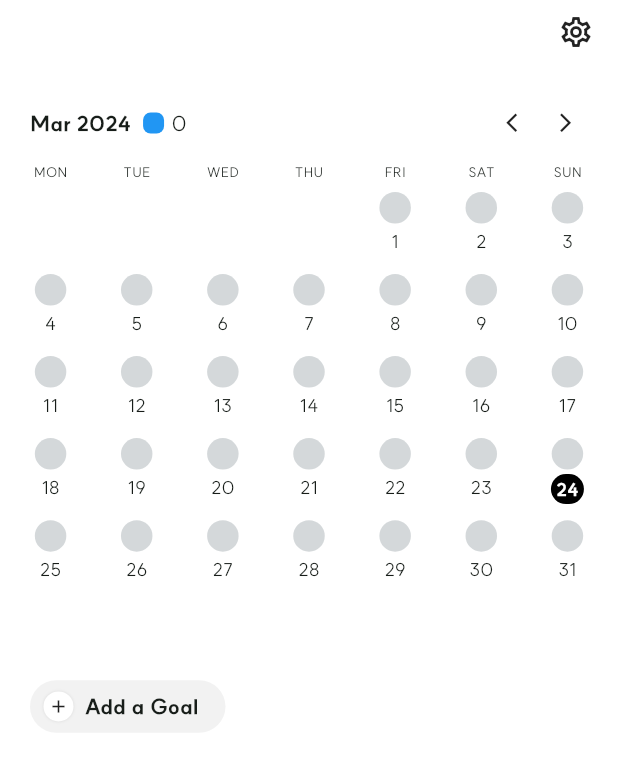
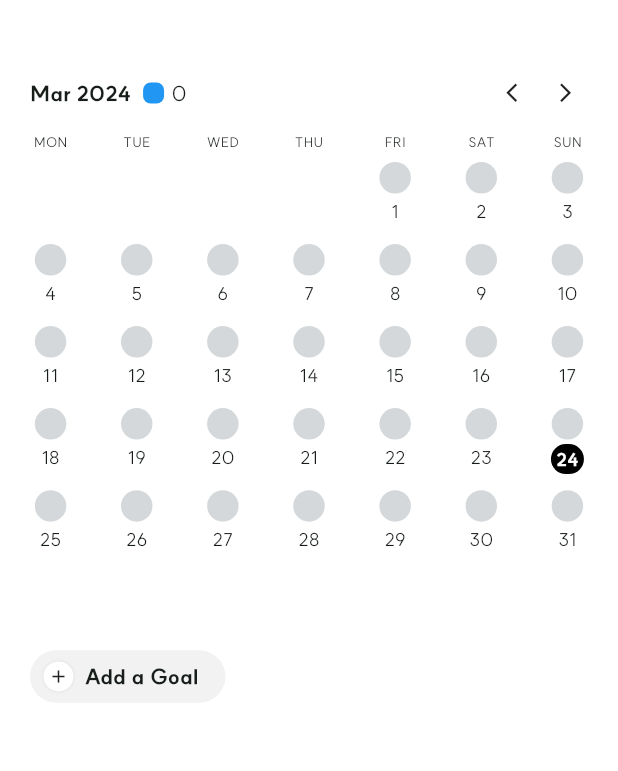
Before and after one commit to zimkjh/BetterThanYesterday, a Flutter app: the screen it shows after launch, on a phone screen of 412 x 824 dp. Shown: the top 771 px of the screen. Run offline on Flutter 3.47's test engine with Material 3 defaults, Android fonts, the phone set to English and light mode, and no system bars; our stand-ins replace get, get_storage; statements that could not run were skipped; project files that could hold a hidden picture were left out.

Commit message:
Delete settings icon that is not used for anything

```diff
--- a/client/lib/app/modules/monthly/header_widget.dart
+++ b/client/lib/app/modules/monthly/header_widget.dart
@@ -8,15 +8,9 @@ class HeaderWidget extends StatelessWidget {
   Widget build(BuildContext context) {
     return Container(
       width: Get.width,
-      height: 38,
+      height: 18,
       alignment: Alignment.centerRight,
       padding: const EdgeInsets.only(right: 20),
-      child: Container(
-        alignment: Alignment.centerRight,
-        height: 20,
-        width: 20,
-        child: const Icon(Icons.settings_outlined),
-      ),
     );
   }
 }
```
